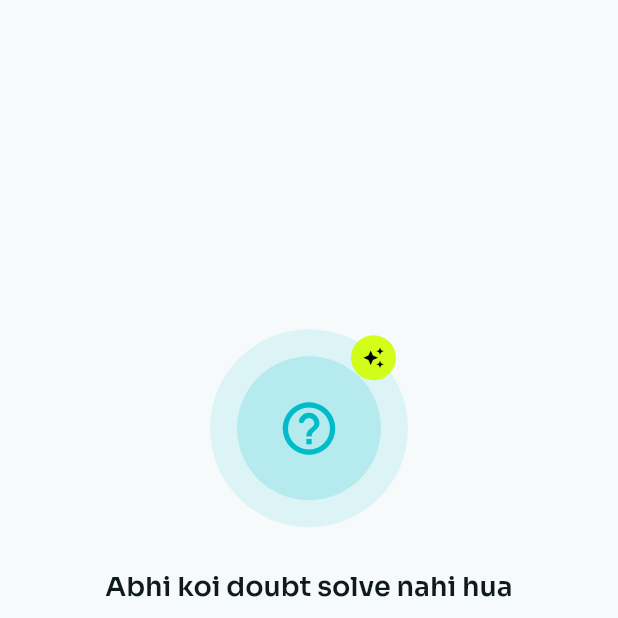
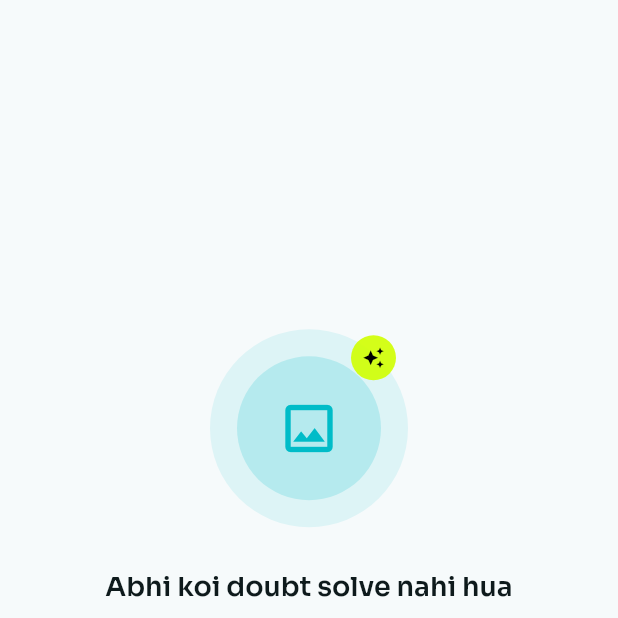
Before and after one commit to RAJ-af/Solver-, a Flutter app: the screen it shows after launch, item 2 of the bottom bar chosen, on a phone screen of 412 x 824 dp, the top half of it. Run offline on Flutter 3.47's test engine with Material 3 defaults, Android fonts, the phone set to English and light mode, and no system bars; our stand-ins replace flutter_dotenv, google_fonts, image_picker, sqflite; missing offline and left inert: gpt_markdown; accounts and stored records are empty.

Commit message:
polish: dark-mode + spacing/motion consistency audit
Co-Authored-By: Claude Opus 4.8 (1M context) <noreply@anthropic.com>

```diff
--- a/lib/screens/history_tab.dart
+++ b/lib/screens/history_tab.dart
@@ -4,6 +4,7 @@ import 'package:provider/provider.dart';
 import '../store/doubt_store.dart';
 import '../widgets/doubt_card.dart';
 import '../widgets/empty_history.dart';
+import '../widgets/shimmer_box.dart';
 
 /// Tab 2 — saare past doubts.
 class HistoryTab extends StatelessWidget {
@@ -13,6 +14,16 @@ class HistoryTab extends StatelessWidget {
   @override
   Widget build(BuildContext context) {
     final store = context.watch<DoubtStore>();
+    // Pehli load par empty-state flash na ho — card-shaped shimmer dikhao.
+    if (store.loading && store.doubts.isEmpty) {
+      return ListView(
+        physics: const NeverScrollableScrollPhysics(),
+        padding: const EdgeInsets.fromLTRB(20, 12, 20, 20),
+        children: List.generate(4,
+            (_) => const Padding(padding: EdgeInsets.only(bottom: 12),
+                child: ShimmerBox(height: 88, width: double.infinity, radius: 20))),
+      );
+    }
     if (store.doubts.isEmpty) {
       return EmptyHistory(onGoToSolve: onGoToSolve);
     }
--- a/lib/screens/solve_tab.dart
+++ b/lib/screens/solve_tab.dart
@@ -112,7 +112,7 @@ class _ActionCard extends StatelessWidget {
           padding: const EdgeInsets.all(18),
           child: Row(children: [
             Container(width: 52, height: 52,
-              decoration: BoxDecoration(color: iconBg, borderRadius: BorderRadius.circular(16)),
+              decoration: BoxDecoration(color: iconBg, borderRadius: BorderRadius.circular(14)),
               child: Icon(icon, color: iconColor, size: 26)),
             const SizedBox(width: 16),
             Expanded(child: Column(crossAxisAlignment: CrossAxisAlignment.start, children: [
--- a/lib/widgets/empty_history.dart
+++ b/lib/widgets/empty_history.dart
@@ -20,7 +20,7 @@ class EmptyHistory extends StatelessWidget {
             Container(width: 96, height: 96,
               decoration: BoxDecoration(shape: BoxShape.circle,
                   color: AppTheme.teal.withValues(alpha: .18)),
-              child: Icon(Icons.help_outline_rounded, size: 42, color: AppTheme.teal)),
+              child: Icon(Icons.photo_outlined, size: 42, color: AppTheme.teal)),
             Positioned(
               top: 4, right: 8,
               child: Container(width: 30, height: 30,
```
Also changed, not shown: 1 other file.
